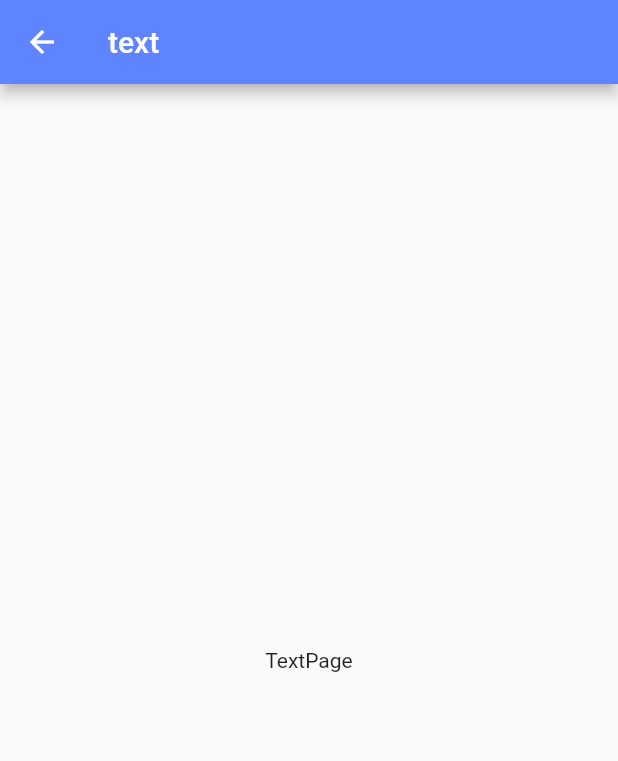
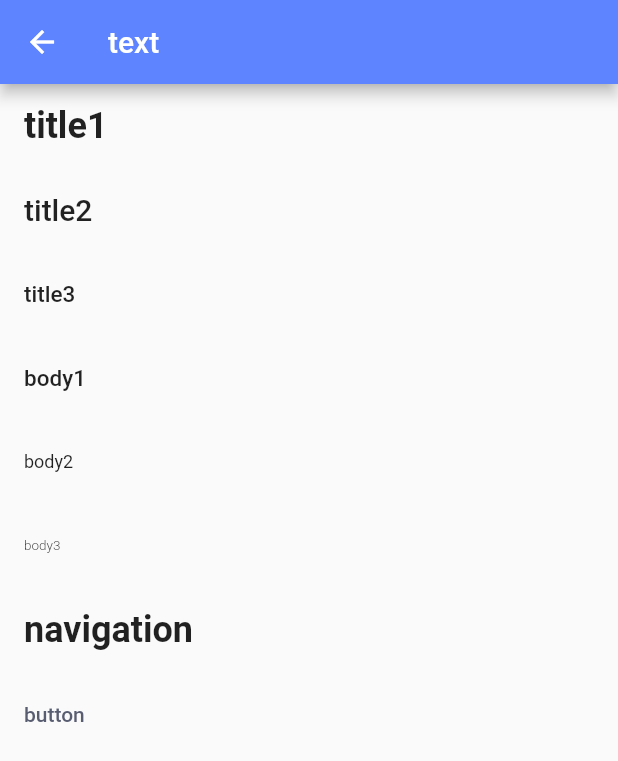
Before and after one commit to wszjw3/flutter_woo_commerce_getx_learn, a Flutter app: the TextPage screen opened by its route, on a phone screen of 412 x 824 dp. Shown: the top 761 px of the screen. Run offline on Flutter 3.47's test engine with Material 2 defaults, Android fonts, the phone set to English and light mode, and no system bars; our stand-ins replace dio, get, package_info_plus, shared_preferences; accounts and stored records are empty; Roboto replaces fonts that are missing (Montserrat).

```diff
--- /dev/null
+++ b/lib/common/values/images.dart
@@ -0,0 +1,13 @@
+class AssetsImages {
+  static const defaultPng = 'assets/images/default.png';
+  static const orderConfirmedPng = 'assets/images/order-confirmed.png';
+  static const pCashPng = 'assets/images/p-cash.png';
+  static const pMastercardPng = 'assets/images/p-mastercard.png';
+  static const pPaypalPng = 'assets/images/p-paypal.png';
+  static const pVisaPng = 'assets/images/p-visa.png';
+  static const profileBackgroundPng = 'assets/images/profile-background.png';
+  static const welcomePng = 'assets/images/welcome.png';
+  static const welcome_1Png = 'assets/images/welcome_1.png';
+  static const welcome_2Png = 'assets/images/welcome_2.png';
+  static const welcome_3Png = 'assets/images/welcome_3.png';
+}
--- a/lib/common/values/index.dart
+++ b/lib/common/values/index.dart
@@ -2,3 +2,5 @@ library values;
 
 // export './xxxx.dart';
 export 'constants.dart';
+export 'images.dart';
+export 'svgs.dart';
--- /dev/null
+++ b/lib/common/values/svgs.dart
@@ -0,0 +1,39 @@
+class AssetsSvgs {
+  static const cBagSvg = 'assets/svgs/c-bag.svg';
+  static const cBikeSvg = 'assets/svgs/c-bike.svg';
+  static const cElectricSvg = 'assets/svgs/c-electric.svg';
+  static const cHomeSvg = 'assets/svgs/c-home.svg';
+  static const cKidsSvg = 'assets/svgs/c-kids.svg';
+  static const cManSvg = 'assets/svgs/c-man.svg';
+  static const cMoreSvg = 'assets/svgs/c-more.svg';
+  static const cWomanSvg = 'assets/svgs/c-woman.svg';
+  static const facebookSvg = 'assets/svgs/facebook.svg';
+  static const googleSvg = 'assets/svgs/google.svg';
+  static const iAddFriendSvg = 'assets/svgs/i-add-friend.svg';
+  static const iAddSvg = 'assets/svgs/i-add.svg';
+  static const iArrowBackSvg = 'assets/svgs/i-arrow-back.svg';
+  static const iArrowBottomSvg = 'assets/svgs/i-arrow-bottom.svg';
+  static const iArrowDownSvg = 'assets/svgs/i-arrow-down.svg';
+  static const iArrowLeftUpSvg = 'assets/svgs/i-arrow-left-up.svg';
+  static const iArrowRightSvg = 'assets/svgs/i-arrow-right.svg';
+  static const iCameraSvg = 'assets/svgs/i-camera.svg';
+  static const iCloseSvg = 'assets/svgs/i-close.svg';
+  static const iCouponSvg = 'assets/svgs/i-coupon.svg';
+  static const iIndicatorsSvg = 'assets/svgs/i-indicators.svg';
+  static const iLikeSvg = 'assets/svgs/i-like.svg';
+  static const iNotificationsSvg = 'assets/svgs/i-notifications.svg';
+  static const iSearchSvg = 'assets/svgs/i-search.svg';
+  static const iStarSvg = 'assets/svgs/i-star.svg';
+  static const iSubtractSvg = 'assets/svgs/i-subtract.svg';
+  static const iTrashSvg = 'assets/svgs/i-trash.svg';
+  static const navCartSvg = 'assets/svgs/nav-cart.svg';
+  static const navHomeSvg = 'assets/svgs/nav-home.svg';
+  static const navMessageSvg = 'assets/svgs/nav-message.svg';
+  static const navProfileSvg = 'assets/svgs/nav-profile.svg';
+  static const pCurrencySvg = 'assets/svgs/p-currency.svg';
+  static const pDeliverySvg = 'assets/svgs/p-delivery.svg';
+  static const pGiftSvg = 'assets/svgs/p-gift.svg';
+  static const pHomeSvg = 'assets/svgs/p-home.svg';
+  static const pNotificationsSvg = 'assets/svgs/p-notifications.svg';
+  static const pTranslateSvg = 'assets/svgs/p-translate.svg';
+}
--- a/lib/common/widgets/index.dart
+++ b/lib/common/widgets/index.dart
@@ -1,3 +1,4 @@
 library widgets;
 
 // export './xxxx.dart';
+export 'text.dart';
--- /dev/null
+++ b/lib/common/widgets/text.dart
@@ -0,0 +1,206 @@
+import 'package:flutter/material.dart';
+import 'package:flutter_woo_commerce_getx_learn/common/index.dart';
+
+/// 文字组件
+class TextWidget extends StatelessWidget {
+  /// 文字字符串
+  final String text;
+
+  /// 样式
+  final TextStyle? style;
+
+  /// 颜色
+  final Color? color;
+
+  /// 大小
+  final double? size;
+
+  /// 重量
+  final FontWeight? weight;
+
+  /// 行数
+  final int? maxLines;
+
+  /// 自动换行
+  final bool? softWrap;
+
+  /// 溢出
+  final TextOverflow? overflow;
+
+  /// 对齐方式
+  final TextAlign? textAlign;
+
+  const TextWidget({
+    Key? key,
+    required this.text,
+    this.style,
+    this.maxLines = 1,
+    this.softWrap = false,
+    this.overflow = TextOverflow.clip,
+    this.color,
+    this.size,
+    this.weight,
+    this.textAlign,
+  }) : super(key: key);
+
+  /// 文字 - 标题1
+  const TextWidget.title1(
+      this.text, {
+        Key? key,
+        this.maxLines = 1,
+        this.softWrap = false,
+        this.overflow = TextOverflow.clip,
+        this.color,
+        this.size,
+        this.weight,
+        this.textAlign,
+      })  : style = const TextStyle(
+    fontSize: 24,
+    fontWeight: FontWeight.bold,
+  ),
+        super(key: key);
+
+  /// 文字 - 标题2
+  const TextWidget.title2(
+      this.text, {
+        Key? key,
+        this.maxLines = 1,
+        this.softWrap = false,
+        this.overflow = TextOverflow.clip,
+        this.color,
+        this.size,
+        this.weight,
+        this.textAlign,
+      })  : style = const TextStyle(
+    fontSize: 20,
+    fontWeight: FontWeight.w500,
+  ),
+        super(key: key);
+
+  /// 文字 - 标题3
+  const TextWidget.title3(
+      this.text, {
+        Key? key,
+        this.maxLines = 1,
+        this.softWrap = false,
+        this.overflow = TextOverflow.clip,
+        this.color,
+        this.size,
+        this.weight,
+        this.textAlign,
+      })  : style = const TextStyle(
+    fontSize: 15,
+    fontWeight: FontWeight.w500,
+  ),
+        super(key: key);
+
+  /// 文字 - 正文1
+  const TextWidget.body1(
+      this.text, {
+        Key? key,
+        this.maxLines = 1,
+        this.softWrap = false,
+        this.overflow = TextOverflow.clip,
+        this.color,
+        this.size,
+        this.weight,
+        this.textAlign,
+      })  : style = const TextStyle(
+    fontSize: 15,
+    fontWeight: FontWeight.w500,
+  ),
+        super(key: key);
+
+  /// 文字 - 正文2
+  const TextWidget.body2(
+      this.text, {
+        Key? key,
+        this.maxLines = 1,
+        this.softWrap = false,
+        this.overflow = TextOverflow.clip,
+        this.color,
+        this.size,
+        this.weight,
+        this.textAlign,
+      })  : style = const TextStyle(
+    fontSize: 12,
+    fontWeight: FontWeight.w400,
+  ),
+        super(key: key);
+
+  /// 文字 - 正文3
+  const TextWidget.body3(
+      this.text, {
+        Key? key,
+        this.maxLines = 1,
+        this.softWrap = false,
+        this.overflow = TextOverflow.clip,
+        this.color,
+        this.size,
+        this.weight,
+        this.textAlign,
+      })  : style = const TextStyle(
+    fontSize: 9,
+    fontWeight: FontWeight.w300,
+  ),
+        super(key: key);
+
+  /// 文字 - 按钮
+  TextWidget.button({
+    Key? key,
+    required this.text,
+    this.maxLines = 1,
+    this.softWrap = false,
+    this.overflow = TextOverflow.clip,
+    Color? color,
+    this.size,
+    this.weight,
+    this.textAlign,
+  })  : color = color ?? AppColors.secondary,
+        style = TextStyle(
+          fontSize: 14,
+          fontWeight: FontWeight.w500,
+          color: color,
+        ),
+        super(key: key);
+
+  /// 文字 - 导航
+  const TextWidget.navigation({
+    Key? key,
+    required this.text,
+    this.maxLines = 1,
+    this.softWrap = false,
+    this.overflow = TextOverflow.clip,
+    this.color,
+    this.size,
+    this.weight,
+    this.textAlign,
+  })  : style = const TextStyle(
+    fontSize: 24,
+    fontWeight: FontWeight.w700,
+  ),super(key: key);
+
+  @override
+  Widget build(BuildContext context) {
+    if (text == "") {
+      return const SizedBox();
+    }
+    return Text(
+      text,
+      style: style?.copyWith(
+        color: color,
+        fontSize: size,
+        fontWeight: weight,
+      ) ??
+          TextStyle(
+            color: color,
+            fontSize: size,
+            fontWeight: weight,
+          ),
+      overflow: overflow,
+      maxLines: maxLines,
+      softWrap: softWrap,
+      textAlign: textAlign,
+    );
+  }
+}
--- a/lib/pages/styles/styles_index/view.dart
+++ b/lib/pages/styles/styles_index/view.dart
@@ -21,6 +21,11 @@ class StylesIndexPage extends GetView<StylesIndexController> {
         title:
         Text("主题 : ${ConfigService.to.isDarkModel ? "Dark" : "Light"}"),
       ),
+      // 文本
+      ListTile(
+        onTap: () => Get.toNamed(RouteNames.stylesText),
+        title: const Text("Text 文本"),
+      ),
     ]);
   }
 
--- a/lib/pages/styles/text/view.dart
+++ b/lib/pages/styles/text/view.dart
@@ -1,4 +1,5 @@
 import 'package:flutter/material.dart';
+import 'package:flutter_woo_commerce_getx_learn/common/index.dart';
 import 'package:get/get.dart';
 
 import 'index.dart';
@@ -8,8 +9,17 @@ class TextPage extends GetView<TextController> {
 
   // 主视图
   Widget _buildView() {
-    return const Center(
-      child: Text("TextPage"),
+    return ListView(
+      children: [
+        ListTile(title: TextWidget.title1("title1")),
+        ListTile(title: TextWidget.title2("title2")),
+        ListTile(title: TextWidget.title3("title3")),
+        ListTile(title: TextWidget.body1("body1")),
+        ListTile(title: TextWidget.body2("body2")),
+        ListTile(title: TextWidget.body3("body3")),
+        ListTile(title: TextWidget.navigation(text: "navigation")),
+        ListTile(title: TextWidget.button(text: "button")),
+      ],
     );
   }
 
--- a/pubspec.yaml
+++ b/pubspec.yaml
@@ -78,6 +78,9 @@ flutter:
   # assets:
   #   - images/a_dot_burr.jpeg
   #   - images/a_dot_ham.jpeg
+  assets:
+    - assets/images/
+    - assets/svgs/
 
   # An image asset can refer to one or more resolution-specific "variants", see
   # https://flutter.dev/assets-and-images/#resolution-aware
```
